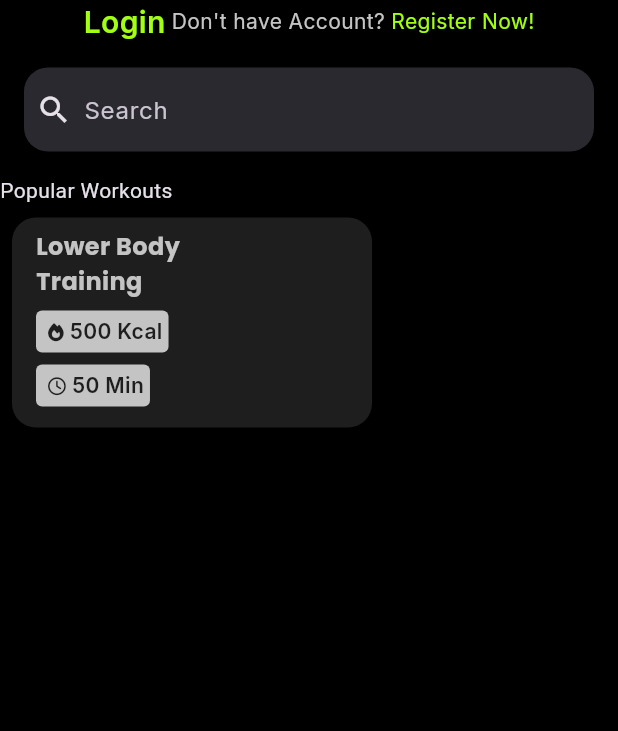
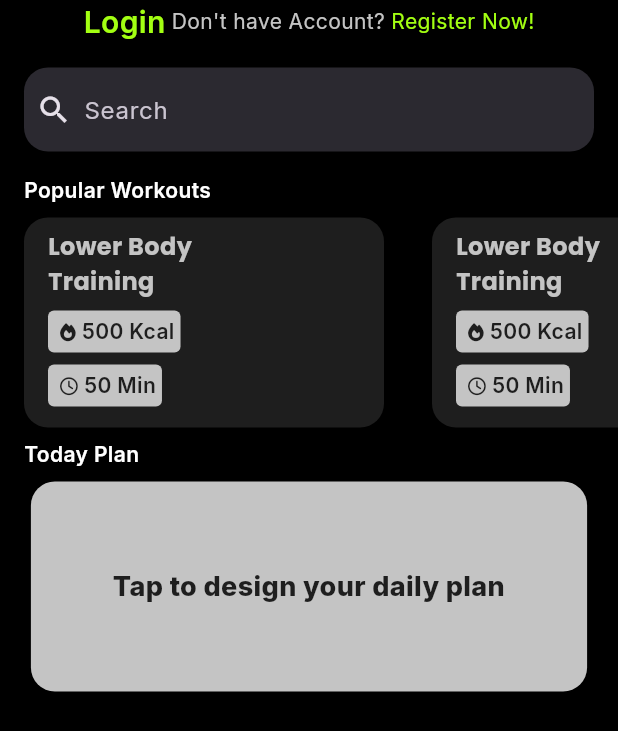
Before and after one commit to aminnaeem/fitflow, a Flutter app: the HomeView screen opened by its route, on a phone screen of 412 x 824 dp. Shown: the top 731 px of the screen. Run offline on Flutter 3.47's test engine with Material 3 defaults, Android fonts, the phone set to English and light mode, and no system bars; our stand-ins replace flutter_spinkit, font_awesome_flutter, stacked, stacked_services, stacked_shared.

Commit message:
Updating Home Screen

```diff
--- a/lib/home_screen/home_view.dart
+++ b/lib/home_screen/home_view.dart
@@ -78,10 +78,68 @@ class HomeView extends StatelessWidget {
                 Column(
                   crossAxisAlignment: CrossAxisAlignment.start,
                   children: [
-                    Text(
-                      "Popular Workouts"
+                    Padding(
+                      padding: const EdgeInsets.symmetric(horizontal: 16),
+                      child: Text(
+                        "Popular Workouts",
+                        style: TextStyle(
+                          color: AppColors.text,
+                          fontSize: 14,
+                          fontWeight: FontWeight.w600,
+                          fontFamily: AppFonts.inter
+                        ),
+                      ),
                     ),
-                    PopularWorkouts()
+                    SizedBox(
+                      height: 156,
+                      child: ListView.builder(
+                        scrollDirection: Axis.horizontal,
+                        itemCount: 2,
+                        itemBuilder: (context, index) {
+                          return Row(
+                            children: [
+                              PopularWorkouts()
+                            ],
+                          );
+                        }
+                      ),
+                    ),
+                    Padding(
+                      padding: const EdgeInsets.symmetric(horizontal: 16),
+                      child: Text(
+                        "Today Plan",
+                        style: TextStyle(
+                          color: AppColors.text,
+                          fontSize: 14,
+                          fontWeight: FontWeight.w600,
+                          fontFamily: AppFonts.inter
+                        ),
+                      ),
+                    ),
+                    Padding(
+                      padding: const EdgeInsets.symmetric(vertical: 8),
+                      child: Center(
+                        child: Container(
+                          alignment: Alignment.center,
+                          height: 140,
+                          width: MediaQuery.sizeOf(context).width*0.9,
+                          decoration: BoxDecoration(
+                            color: AppColors.secondary,
+                            borderRadius: BorderRadius.circular(16)
+                          ),
+                          child: Text(
+                            "Tap to design your daily plan",
+                            style: TextStyle(
+                              color: AppColors.background,
+                              fontFamily: AppFonts.inter,
+                              fontSize: 18,
+                              fontWeight: FontWeight.w800
+                            ),
+                            textAlign: TextAlign.center,
+                          ),
+                        ),
+                      ),
+                    )
                   ],
                 )
               ],
--- a/lib/widgets/popular_workouts.dart
+++ b/lib/widgets/popular_workouts.dart
@@ -11,7 +11,7 @@ class PopularWorkouts extends StatelessWidget {
   @override
   Widget build(BuildContext context) {
     return Padding(
-      padding: const EdgeInsets.all(8.0),
+      padding: const EdgeInsets.symmetric(horizontal: 16, vertical: 8),
       child: Container(
         height: 140,
         width: 240 ,
```
